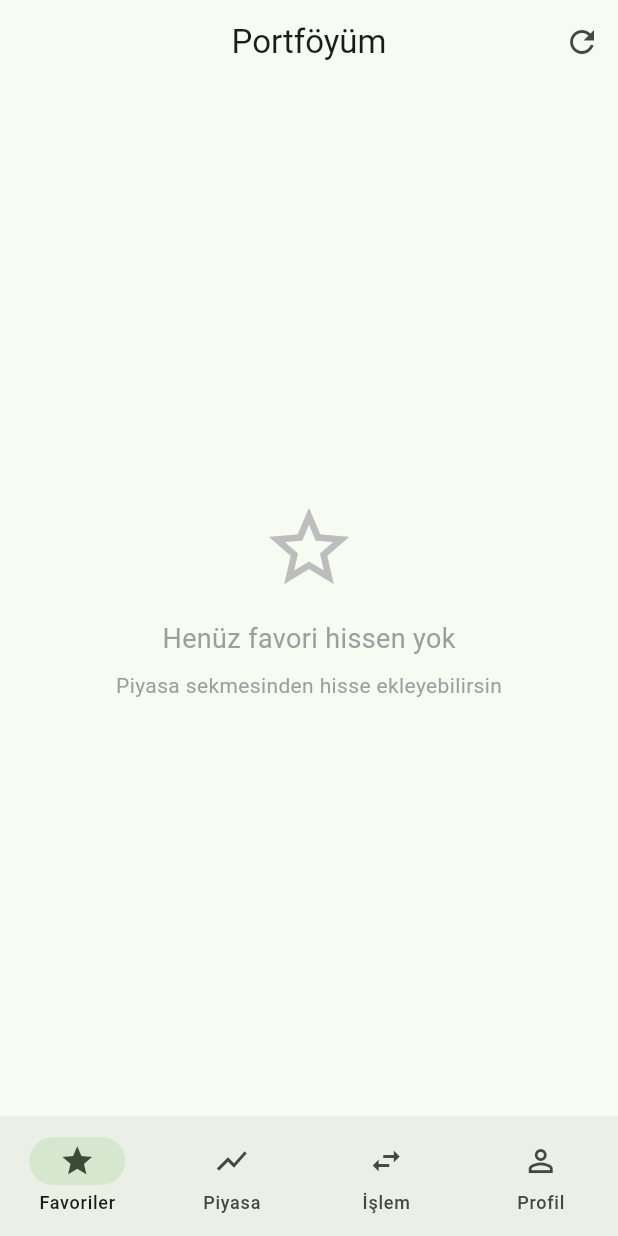
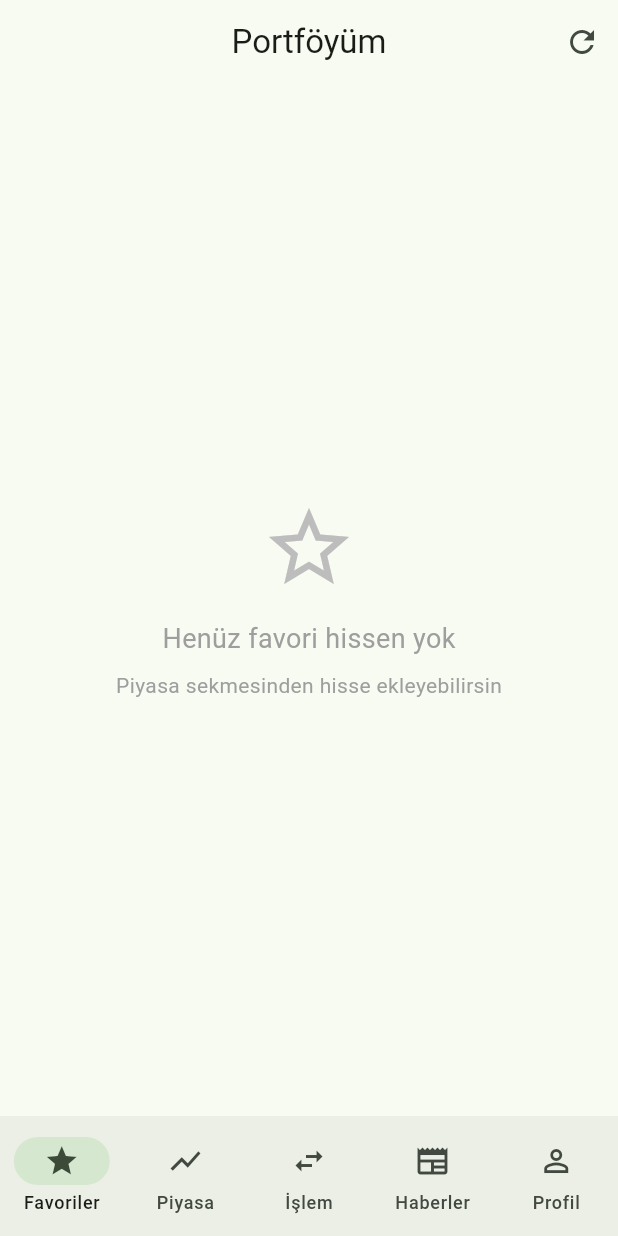
Before and after one commit to Eray987/borsa-app, a Flutter app: the PortfolioScreen screen opened directly with empty values, on a phone screen of 412 x 824 dp. Run offline on Flutter 3.47's test engine with Material 3 defaults, Android fonts, the phone set to English and light mode, and no system bars; our stand-ins replace fl_chart; network calls fail.

Commit message:
alt bar kısmına haberler kısmı eklendi

```diff
--- a/bist_mobile_app/lib/screens/portfolio_screen.dart
+++ b/bist_mobile_app/lib/screens/portfolio_screen.dart
@@ -148,6 +148,8 @@ class _PortfolioScreenState extends State<PortfolioScreen> {
     else if (_currentIndex == 2)
       title = 'İşlemler';
     else if (_currentIndex == 3)
+      title = 'Haberler';
+    else if (_currentIndex == 4)
       title = 'Profil';
 
     return Scaffold(
@@ -155,7 +157,7 @@ class _PortfolioScreenState extends State<PortfolioScreen> {
         title: Text(title),
         centerTitle: true,
         actions: [
-          if (_currentIndex == 3)
+          if (_currentIndex == 4)
             PopupMenuButton<String>(
               icon: const Icon(Icons.settings),
               onSelected: (value) {
@@ -240,6 +242,11 @@ class _PortfolioScreenState extends State<PortfolioScreen> {
             label: 'İşlem',
           ),
           NavigationDestination(
+            icon: Icon(Icons.newspaper_outlined),
+            selectedIcon: Icon(Icons.newspaper),
+            label: 'Haberler',
+          ),
+          NavigationDestination(
             icon: Icon(Icons.person_outline),
             selectedIcon: Icon(Icons.person),
             label: 'Profil',
@@ -257,6 +264,8 @@ class _PortfolioScreenState extends State<PortfolioScreen> {
     } else if (_currentIndex == 2) {
       return const Center(child: Text('İşlem ekranı yakında!'));
     } else if (_currentIndex == 3) {
+      return const Center(child: Text('Haberler yakında!'));
+    } else if (_currentIndex == 4) {
       return _buildProfileBody();
     }
     return const SizedBox();
```
